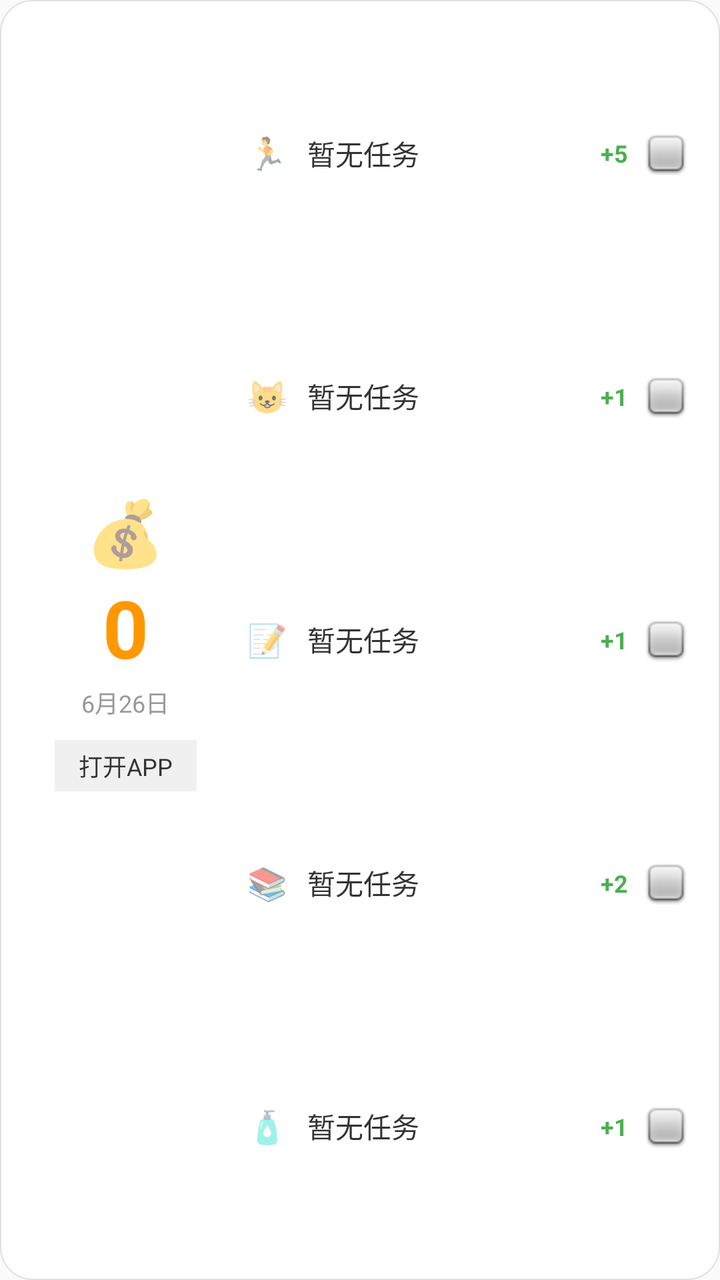
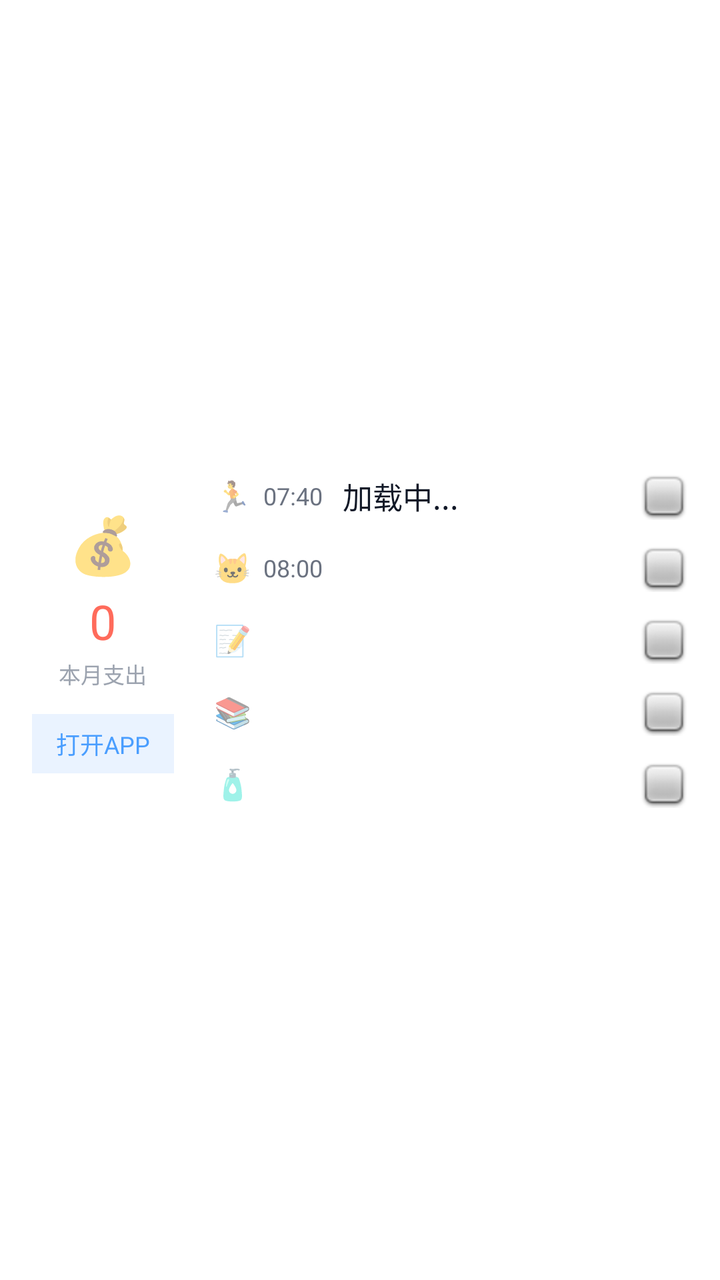

The first picture is an Android layout as it rendered before a commit; the second is the same layout after the commit. The layout source and the unified diff follow.
<!-- AndroidManifest.xml: application theme Theme.AppCompat.Light.NoActionBar -->
<!-- res/layout/widget_health_card.xml -->
<?xml version="1.0" encoding="utf-8"?>
<LinearLayout xmlns:android="http://schemas.android.com/apk/res/android"
    android:layout_width="match_parent"
    android:layout_height="match_parent"
    android:background="@drawable/widget_bg"
    android:orientation="horizontal"
    android:padding="16dp">

    
    <LinearLayout
        android:layout_width="0dp"
        android:layout_height="match_parent"
        android:layout_weight="1"
        android:gravity="center"
        android:orientation="vertical">

        <TextView
            android:layout_width="wrap_content"
            android:layout_height="wrap_content"
            android:text="💰"
            android:textSize="32sp" />

        <TextView
            android:id="@+id/tv_money"
            android:layout_width="wrap_content"
            android:layout_height="wrap_content"
            android:text="0"
            android:textColor="#FF9800"
            android:textSize="40sp"
            android:textStyle="bold" />

        <TextView
            android:id="@+id/tv_date"
            android:layout_width="wrap_content"
            android:layout_height="wrap_content"
            android:layout_marginTop="2dp"
            android:text="6月26日"
            android:textColor="#999999"
            android:textSize="12sp" />

        
        <TextView
            android:id="@+id/tv_open_app"
            android:layout_width="wrap_content"
            android:layout_height="wrap_content"
            android:layout_marginTop="10dp"
            android:background="#F0F0F0"
            android:paddingLeft="12dp"
            android:paddingTop="4dp"
            android:paddingRight="12dp"
            android:paddingBottom="4dp"
            android:text="打开APP"
            android:textColor="#333333"
            android:textSize="12sp" />
    </LinearLayout>

    
    <LinearLayout
        android:layout_width="0dp"
        android:layout_height="match_parent"
        android:layout_weight="2.5"
        android:orientation="vertical"
        android:paddingLeft="12dp">

        
        <LinearLayout android:id="@+id/row_0" android:layout_width="match_parent" android:layout_height="0dp" android:layout_weight="1" android:gravity="center_vertical" android:orientation="horizontal">
            <TextView android:id="@+id/icon_0" android:layout_width="24dp" android:layout_height="wrap_content" android:gravity="center" android:textSize="16sp" android:text="🏃" />
            <TextView android:id="@+id/text_0" android:layout_width="0dp" android:layout_height="wrap_content" android:layout_weight="1" android:layout_marginLeft="8dp" android:ellipsize="end" android:singleLine="true" android:text="暂无任务" android:textColor="#333333" android:textSize="14sp" />
            <TextView android:id="@+id/score_0" android:layout_width="wrap_content" android:layout_height="wrap_content" android:text="+5" android:textColor="#4CAF50" android:textSize="12sp" android:textStyle="bold" />
            <ImageView android:id="@+id/btn_0" android:layout_width="22dp" android:layout_height="22dp" android:layout_marginLeft="8dp" android:src="@android:drawable/checkbox_off_background" />
        </LinearLayout>

        
        <LinearLayout android:id="@+id/row_1" android:layout_width="match_parent" android:layout_height="0dp" android:layout_weight="1" android:gravity="center_vertical" android:orientation="horizontal">
            <TextView android:id="@+id/icon_1" android:layout_width="24dp" android:layout_height="wrap_content" android:gravity="center" android:textSize="16sp" android:text="😺" />
            <TextView android:id="@+id/text_1" android:layout_width="0dp" android:layout_height="wrap_content" android:layout_weight="1" android:layout_marginLeft="8dp" android:ellipsize="end" android:singleLine="true" android:text="暂无任务" android:textColor="#333333" android:textSize="14sp" />
            <TextView android:id="@+id/score_1" android:layout_width="wrap_content" android:layout_height="wrap_content" android:text="+1" android:textColor="#4CAF50" android:textSize="12sp" android:textStyle="bold" />
            <ImageView android:id="@+id/btn_1" android:layout_width="22dp" android:layout_height="22dp" android:layout_marginLeft="8dp" android:src="@android:drawable/checkbox_off_background" />
        </LinearLayout>

        
        <LinearLayout android:id="@+id/row_2" android:layout_width="match_parent" android:layout_height="0dp" android:layout_weight="1" android:gravity="center_vertical" android:orientation="horizontal">
            <TextView android:id="@+id/icon_2" android:layout_width="24dp" android:layout_height="wrap_content" android:gravity="center" android:textSize="16sp" android:text="📝" />
            <TextView android:id="@+id/text_2" android:layout_width="0dp" android:layout_height="wrap_content" android:layout_weight="1" android:layout_marginLeft="8dp" android:ellipsize="end" android:singleLine="true" android:text="暂无任务" android:textColor="#333333" android:textSize="14sp" />
            <TextView android:id="@+id/score_2" android:layout_width="wrap_content" android:layout_height="wrap_content" android:text="+1" android:textColor="#4CAF50" android:textSize="12sp" android:textStyle="bold" />
            <ImageView android:id="@+id/btn_2" android:layout_width="22dp" android:layout_height="22dp" android:layout_marginLeft="8dp" android:src="@android:drawable/checkbox_off_background" />
        </LinearLayout>

        
        <LinearLayout android:id="@+id/row_3" android:layout_width="match_parent" android:layout_height="0dp" android:layout_weight="1" android:gravity="center_vertical" android:orientation="horizontal">
            <TextView android:id="@+id/icon_3" android:layout_width="24dp" android:layout_height="wrap_content" android:gravity="center" android:textSize="16sp" android:text="📚" />
            <TextView android:id="@+id/text_3" android:layout_width="0dp" android:layout_height="wrap_content" android:layout_weight="1" android:layout_marginLeft="8dp" android:ellipsize="end" android:singleLine="true" android:text="暂无任务" android:textColor="#333333" android:textSize="14sp" />
            <TextView android:id="@+id/score_3" android:layout_width="wrap_content" android:layout_height="wrap_content" android:text="+2" android:textColor="#4CAF50" android:textSize="12sp" android:textStyle="bold" />
            <ImageView android:id="@+id/btn_3" android:layout_width="22dp" android:layout_height="22dp" android:layout_marginLeft="8dp" android:src="@android:drawable/checkbox_off_background" />
        </LinearLayout>

        
        <LinearLayout android:id="@+id/row_4" android:layout_width="match_parent" android:layout_height="0dp" android:layout_weight="1" android:gravity="center_vertical" android:orientation="horizontal">
            <TextView android:id="@+id/icon_4" android:layout_width="24dp" android:layout_height="wrap_content" android:gravity="center" android:textSize="16sp" android:text="🧴" />
            <TextView android:id="@+id/text_4" android:layout_width="0dp" android:layout_height="wrap_content" android:layout_weight="1" android:layout_marginLeft="8dp" android:ellipsize="end" android:singleLine="true" android:text="暂无任务" android:textColor="#333333" android:textSize="14sp" />
            <TextView android:id="@+id/score_4" android:layout_width="wrap_content" android:layout_height="wrap_content" android:text="+1" android:textColor="#4CAF50" android:textSize="12sp" android:textStyle="bold" />
            <ImageView android:id="@+id/btn_4" android:layout_width="22dp" android:layout_height="22dp" android:layout_marginLeft="8dp" android:src="@android:drawable/checkbox_off_background" />
        </LinearLayout>

    </LinearLayout>
</LinearLayout>
<!-- resources referenced by this layout -->
<resources>
  <!-- drawable widget_bg (drawable) -->
  <?xml version="1.0" encoding="utf-8"?>
  <shape xmlns:android="http://schemas.android.com/apk/res/android">
      <solid android:color="#FFFFFF" /> 
      <corners android:radius="16dp" /> 
      <stroke android:width="0.5dp" android:color="#E0E0E0"/> 
  </shape>
</resources>

<!-- the commit's change to res/layout/widget_health_card.xml (unified diff, before → after) -->
@@ -2,105 +2,102 @@
 <LinearLayout xmlns:android="http://schemas.android.com/apk/res/android"
     android:layout_width="match_parent"
     android:layout_height="match_parent"
-    android:background="@drawable/widget_bg"
-    android:orientation="horizontal"
-    android:padding="16dp">
+    android:background="#FFFFFF"
+    android:padding="16dp"
+    android:orientation="horizontal">
 
     
     <LinearLayout
-        android:layout_width="0dp"
+        android:layout_width="wrap_content"
         android:layout_height="match_parent"
-        android:layout_weight="1"
-        android:gravity="center"
-        android:orientation="vertical">
+        android:orientation="vertical"
+        android:gravity="center">
+        
+        <TextView
+            android:layout_width="wrap_content"
+            android:layout_height="wrap_content"
+            android:text="💰"
+            android:textSize="28sp" />
+            
+        <TextView
+            android:id="@+id/widget_expense"
+            android:layout_width="wrap_content"
+            android:layout_height="wrap_content"
+            android:layout_marginTop="4dp"
+            android:text="0"
+            android:textColor="#FF6B5B"
+            android:textSize="24sp" />
 
         <TextView
             android:layout_width="wrap_content"
             android:layout_height="wrap_content"
-            android:text="💰"
-            android:textSize="32sp" />
+            android:layout_marginTop="2dp"
+            android:text="本月支出"
+            android:textColor="#9CA3AF"
+            android:textSize="11sp" />
 
         <TextView
-            android:id="@+id/tv_money"
+            android:id="@+id/widget_btn_open_app"
             android:layout_width="wrap_content"
             android:layout_height="wrap_content"
-            android:text="0"
-            android:textColor="#FF9800"
-            android:textSize="40sp"
-            android:textStyle="bold" />
-
-        <TextView
-            android:id="@+id/tv_date"
-            android:layout_width="wrap_content"
-            android:layout_height="wrap_content"
-            android:layout_marginTop="2dp"
-            android:text="6月26日"
-            android:textColor="#999999"
-            android:textSize="12sp" />
-
-        
-        <TextView
-            android:id="@+id/tv_open_app"
-            android:layout_width="wrap_content"
-            android:layout_height="wrap_content"
-            android:layout_marginTop="10dp"
-            android:background="#F0F0F0"
+            android:layout_marginTop="12dp"
+            android:text="打开APP"
+            android:background="#EAF3FF"
             android:paddingLeft="12dp"
-            android:paddingTop="4dp"
             android:paddingRight="12dp"
-            android:paddingBottom="4dp"
-            android:text="打开APP"
-            android:textColor="#333333"
+            android:paddingTop="6dp"
+            android:paddingBottom="6dp"
+            android:textColor="#4A9EFF"
             android:textSize="12sp" />
     </LinearLayout>
 
     
     <LinearLayout
         android:layout_width="0dp"
+        android:layout_weight="1"
         android:layout_height="match_parent"
-        android:layout_weight="2.5"
+        android:layout_marginLeft="20dp"
         android:orientation="vertical"
-        android:paddingLeft="12dp">
+        android:gravity="center_vertical">
 
         
-        <LinearLayout android:id="@+id/row_0" android:layout_width="match_parent" android:layout_height="0dp" android:layout_weight="1" android:gravity="center_vertical" android:orientation="horizontal">
-            <TextView android:id="@+id/icon_0" android:layout_width="24dp" android:layout_height="wrap_content" android:gravity="center" android:textSize="16sp" android:text="🏃" />
-            <TextView android:id="@+id/text_0" android:layout_width="0dp" android:layout_height="wrap_content" android:layout_weight="1" android:layout_marginLeft="8dp" android:ellipsize="end" android:singleLine="true" android:text="暂无任务" android:textColor="#333333" android:textSize="14sp" />
-            <TextView android:id="@+id/score_0" android:layout_width="wrap_content" android:layout_height="wrap_content" android:text="+5" android:textColor="#4CAF50" android:textSize="12sp" android:textStyle="bold" />
-            <ImageView android:id="@+id/btn_0" android:layout_width="22dp" android:layout_height="22dp" android:layout_marginLeft="8dp" android:src="@android:drawable/checkbox_off_background" />
+        <LinearLayout android:id="@+id/widget_item_1_layout" android:layout_width="match_parent" android:layout_height="wrap_content" android:orientation="horizontal" android:gravity="center_vertical" android:paddingTop="6dp" android:paddingBottom="6dp">
+            <TextView android:id="@+id/widget_item_1_icon" android:layout_width="wrap_content" android:layout_height="wrap_content" android:text="🏃" android:textSize="15sp" android:layout_marginRight="6dp" />
+            <TextView android:id="@+id/widget_item_1_time" android:layout_width="wrap_content" android:layout_height="wrap_content" android:text="07:40" android:textColor="#6B7280" android:textSize="12sp" android:layout_marginRight="10dp" />
+            <TextView android:id="@+id/widget_item_1_text" android:layout_width="0dp" android:layout_weight="1" android:layout_height="wrap_content" android:text="加载中..." android:textColor="#111827" android:textSize="15sp" android:maxLines="1" />
+            <ImageView android:id="@+id/widget_item_1_check" android:layout_width="24dp" android:layout_height="24dp" android:src="@android:drawable/checkbox_off_background" />
         </LinearLayout>
 
         
-        <LinearLayout android:id="@+id/row_1" android:layout_width="match_parent" android:layout_height="0dp" android:layout_weight="1" android:gravity="center_vertical" android:orientation="horizontal">
-            <TextView android:id="@+id/icon_1" android:layout_width="24dp" android:layout_height="wrap_content" android:gravity="center" android:textSize="16sp" android:text="😺" />
-            <TextView android:id="@+id/text_1" android:layout_width="0dp" android:layout_height="wrap_content" android:layout_weight="1" android:layout_marginLeft="8dp" android:ellipsize="end" android:singleLine="true" android:text="暂无任务" android:textColor="#333333" android:textSize="14sp" />
-            <TextView android:id="@+id/score_1" android:layout_width="wrap_content" android:layout_height="wrap_content" android:text="+1" android:textColor="#4CAF50" android:textSize="12sp" android:textStyle="bold" />
-            <ImageView android:id="@+id/btn_1" android:layout_width="22dp" android:layout_height="22dp" android:layout_marginLeft="8dp" android:src="@android:drawable/checkbox_off_background" />
+        <LinearLayout android:id="@+id/widget_item_2_layout" android:layout_width="match_parent" android:layout_height="wrap_content" android:orientation="horizontal" android:gravity="center_vertical" android:paddingTop="6dp" android:paddingBottom="6dp">
+            <TextView android:id="@+id/widget_item_2_icon" android:layout_width="wrap_content" android:layout_height="wrap_content" android:text="🐱" android:textSize="15sp" android:layout_marginRight="6dp" />
+            <TextView android:id="@+id/widget_item_2_time" android:layout_width="wrap_content" android:layout_height="wrap_content" android:text="08:00" android:textColor="#6B7280" android:textSize="12sp" android:layout_marginRight="10dp" />
+            <TextView android:id="@+id/widget_item_2_text" android:layout_width="0dp" android:layout_weight="1" android:layout_height="wrap_content" android:text="" android:textColor="#111827" android:textSize="15sp" android:maxLines="1" />
+            <ImageView android:id="@+id/widget_item_2_check" android:layout_width="24dp" android:layout_height="24dp" android:src="@android:drawable/checkbox_off_background" />
         </LinearLayout>
 
         
-        <LinearLayout android:id="@+id/row_2" android:layout_width="match_parent" android:layout_height="0dp" android:layout_weight="1" android:gravity="center_vertical" android:orientation="horizontal">
-            <TextView android:id="@+id/icon_2" android:layout_width="24dp" android:layout_height="wrap_content" android:gravity="center" android:textSize="16sp" android:text="📝" />
-            <TextView android:id="@+id/text_2" android:layout_width="0dp" android:layout_height="wrap_content" android:layout_weight="1" android:layout_marginLeft="8dp" android:ellipsize="end" android:singleLine="true" android:text="暂无任务" android:textColor="#333333" android:textSize="14sp" />
-            <TextView android:id="@+id/score_2" android:layout_width="wrap_content" android:layout_height="wrap_content" android:text="+1" android:textColor="#4CAF50" android:textSize="12sp" android:textStyle="bold" />
-            <ImageView android:id="@+id/btn_2" android:layout_width="22dp" android:layout_height="22dp" android:layout_marginLeft="8dp" android:src="@android:drawable/checkbox_off_background" />
+        <LinearLayout android:id="@+id/widget_item_3_layout" android:layout_width="match_parent" android:layout_height="wrap_content" android:orientation="horizontal" android:gravity="center_vertical" android:paddingTop="6dp" android:paddingBottom="6dp">
+            <TextView android:id="@+id/widget_item_3_icon" android:layout_width="wrap_content" android:layout_height="wrap_content" android:text="📝" android:textSize="15sp" android:layout_marginRight="6dp" />
+            <TextView android:id="@+id/widget_item_3_time" android:layout_width="wrap_content" android:layout_height="wrap_content" android:text="" android:textColor="#6B7280" android:textSize="12sp" android:layout_marginRight="10dp" />
+            <TextView android:id="@+id/widget_item_3_text" android:layout_width="0dp" android:layout_weight="1" android:layout_height="wrap_content" android:text="" android:textColor="#111827" android:textSize="15sp" android:maxLines="1" />
+            <ImageView android:id="@+id/widget_item_3_check" android:layout_width="24dp" android:layout_height="24dp" android:src="@android:drawable/checkbox_off_background" />
         </LinearLayout>
 
         
-        <LinearLayout android:id="@+id/row_3" android:layout_width="match_parent" android:layout_height="0dp" android:layout_weight="1" android:gravity="center_vertical" android:orientation="horizontal">
-            <TextView android:id="@+id/icon_3" android:layout_width="24dp" android:layout_height="wrap_content" android:gravity="center" android:textSize="16sp" android:text="📚" />
-            <TextView android:id="@+id/text_3" android:layout_width="0dp" android:layout_height="wrap_content" android:layout_weight="1" android:layout_marginLeft="8dp" android:ellipsize="end" android:singleLine="true" android:text="暂无任务" android:textColor="#333333" android:textSize="14sp" />
-            <TextView android:id="@+id/score_3" android:layout_width="wrap_content" android:layout_height="wrap_content" android:text="+2" android:textColor="#4CAF50" android:textSize="12sp" android:textStyle="bold" />
-            <ImageView android:id="@+id/btn_3" android:layout_width="22dp" android:layout_height="22dp" android:layout_marginLeft="8dp" android:src="@android:drawable/checkbox_off_background" />
+        <LinearLayout android:id="@+id/widget_item_4_layout" android:layout_width="match_parent" android:layout_height="wrap_content" android:orientation="horizontal" android:gravity="center_vertical" android:paddingTop="6dp" android:paddingBottom="6dp">
+            <TextView android:id="@+id/widget_item_4_icon" android:layout_width="wrap_content" android:layout_height="wrap_content" android:text="📚" android:textSize="15sp" android:layout_marginRight="6dp" />
+            <TextView android:id="@+id/widget_item_4_time" android:layout_width="wrap_content" android:layout_height="wrap_content" android:text="" android:textColor="#6B7280" android:textSize="12sp" android:layout_marginRight="10dp" />
+            <TextView android:id="@+id/widget_item_4_text" android:layout_width="0dp" android:layout_weight="1" android:layout_height="wrap_content" android:text="" android:textColor="#111827" android:textSize="15sp" android:maxLines="1" />
+            <ImageView android:id="@+id/widget_item_4_check" android:layout_width="24dp" android:layout_height="24dp" android:src="@android:drawable/checkbox_off_background" />
         </LinearLayout>
 
         
-        <LinearLayout android:id="@+id/row_4" android:layout_width="match_parent" android:layout_height="0dp" android:layout_weight="1" android:gravity="center_vertical" android:orientation="horizontal">
-            <TextView android:id="@+id/icon_4" android:layout_width="24dp" android:layout_height="wrap_content" android:gravity="center" android:textSize="16sp" android:text="🧴" />
-            <TextView android:id="@+id/text_4" android:layout_width="0dp" android:layout_height="wrap_content" android:layout_weight="1" android:layout_marginLeft="8dp" android:ellipsize="end" android:singleLine="true" android:text="暂无任务" android:textColor="#333333" android:textSize="14sp" />
-            <TextView android:id="@+id/score_4" android:layout_width="wrap_content" android:layout_height="wrap_content" android:text="+1" android:textColor="#4CAF50" android:textSize="12sp" android:textStyle="bold" />
-            <ImageView android:id="@+id/btn_4" android:layout_width="22dp" android:layout_height="22dp" android:layout_marginLeft="8dp" android:src="@android:drawable/checkbox_off_background" />
+        <LinearLayout android:id="@+id/widget_item_5_layout" android:layout_width="match_parent" android:layout_height="wrap_content" android:orientation="horizontal" android:gravity="center_vertical" android:paddingTop="6dp" android:paddingBottom="6dp">
+            <TextView android:id="@+id/widget_item_5_icon" android:layout_width="wrap_content" android:layout_height="wrap_content" android:text="🧴" android:textSize="15sp" android:layout_marginRight="6dp" />
+            <TextView android:id="@+id/widget_item_5_time" android:layout_width="wrap_content" android:layout_height="wrap_content" android:text="" android:textColor="#6B7280" android:textSize="12sp" android:layout_marginRight="10dp" />
+            <TextView android:id="@+id/widget_item_5_text" android:layout_width="0dp" android:layout_weight="1" android:layout_height="wrap_content" android:text="" android:textColor="#111827" android:textSize="15sp" android:maxLines="1" />
+            <ImageView android:id="@+id/widget_item_5_check" android:layout_width="24dp" android:layout_height="24dp" android:src="@android:drawable/checkbox_off_background" />
         </LinearLayout>
-
     </LinearLayout>
 </LinearLayout>
<!-- resource entries referenced after the edit -->
@@ -1,11 +1,5 @@
 <!-- resources referenced by this layout -->
 <resources>
-  <!-- drawable widget_bg (drawable) -->
-  <?xml version="1.0" encoding="utf-8"?>
-  <shape xmlns:android="http://schemas.android.com/apk/res/android">
-      <solid android:color="#FFFFFF" /> 
-      <corners android:radius="16dp" /> 
-      <stroke android:width="0.5dp" android:color="#E0E0E0"/> 
-  </shape>
+
 </resources>
 
